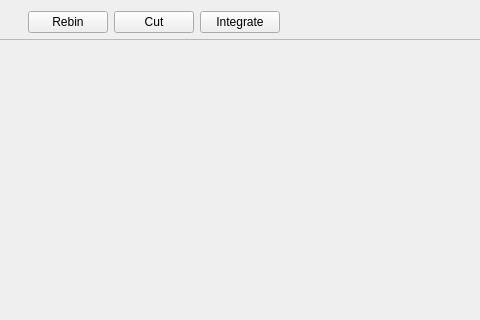
First picture: the form in Code/Mantid/Vates/VatesSimpleGui/ui/StandardView.ui, repository mantidproject/mantid, before the edit; both pictures show x 253 to 733 and y 0 to 320 of the 814 by 668 pixel window.
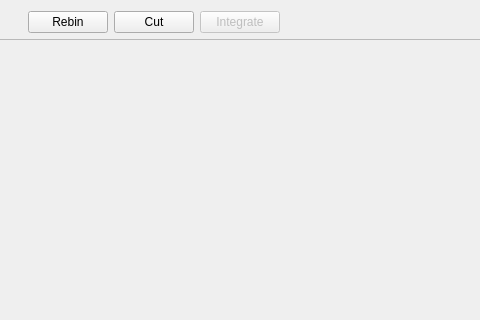
Second picture: the form after the edit.

Commit message: Disabling integrate button on standard view. This refs #2955.

```diff
--- a/Code/Mantid/Vates/VatesSimpleGui/ui/StandardView.ui
+++ b/Code/Mantid/Vates/VatesSimpleGui/ui/StandardView.ui
@@ -45,6 +45,9 @@
      </item>
      <item>
       <widget class="QPushButton" name="integrateButton">
+       <property name="enabled">
+        <bool>false</bool>
+       </property>
        <property name="text">
         <string>Integrate</string>
        </property>
```
